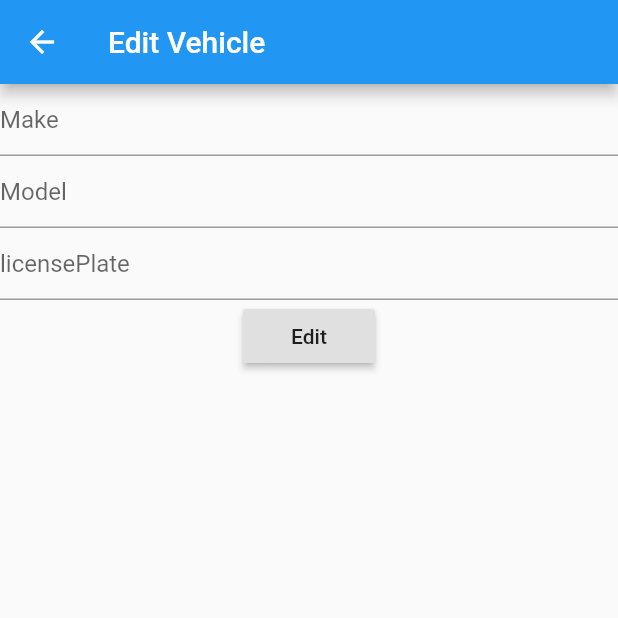
After one commit to smoilovskiy/parking, a Flutter app: the EditVehiclePage screen opened directly, after a tap on "Edit", on a phone screen of 412 x 824 dp, the top half of it. The commit adds this screen. Run offline on Flutter 3.47's test engine with Material 2 defaults, Android fonts, the phone set to English and light mode, and no system bars; network calls fail.

```diff
--- /dev/null
+++ b/flutter_app/lib/pages/edit_vehicle_page.dart
@@ -0,0 +1,59 @@
+import 'package:flutter/material.dart';
+import 'package:flutter_app/modules/http.dart';
+
+class EditVehiclePage extends StatefulWidget {
+  @override
+  State<StatefulWidget> createState() {
+    return EditVehiclePageState();
+  }
+}
+
+class EditVehiclePageState extends State<EditVehiclePage> {
+  TextEditingController makeController = TextEditingController();
+  TextEditingController modelController = TextEditingController();
+  TextEditingController licensePlateController = TextEditingController();
+  String response = "";
+
+  editVehicle() async {
+    var result = await http_post("edit-vehicle", {
+      "make": makeController.text,
+      "model": modelController.text,
+      "licensePlate": licensePlateController.text
+    });
+    if (result.ok) {
+      setState(() {
+        response = result.data['status'];
+      });
+    }
+  }
+
+  @override
+  Widget build(BuildContext context) {
+    return Scaffold(
+      appBar: AppBar(
+        title: Text("Edit Vehicle"),
+      ),
+      body: Column(
+        children: <Widget>[
+          TextField(
+            controller: makeController,
+            decoration: InputDecoration(hintText: "Make"),
+          ),
+          TextField(
+            controller: modelController,
+            decoration: InputDecoration(hintText: "Model"),
+          ),
+          TextField(
+            controller: licensePlateController,
+            decoration: InputDecoration(hintText: "licensePlate"),
+          ),
+          RaisedButton(
+            child: Text("Edit"),
+            onPressed: editVehicle,
+          ),
+          Text(response),
+        ],
+      ),
+    );
+  }
+}
--- a/flutter_app/lib/pages/main_page.dart
+++ b/flutter_app/lib/pages/main_page.dart
@@ -18,6 +18,12 @@ class Vehicle {
 }
 
 class MainPageState extends State<MainPage> {
+  @override
+  void initState() {
+    super.initState();
+    refreshVehicles();
+  }
+
   List<Vehicle> vehicles = [];
   Future<void> refreshVehicles() async {
     var result = await http_get('vehicles');
```
Also changed, not shown: 1 other file.
